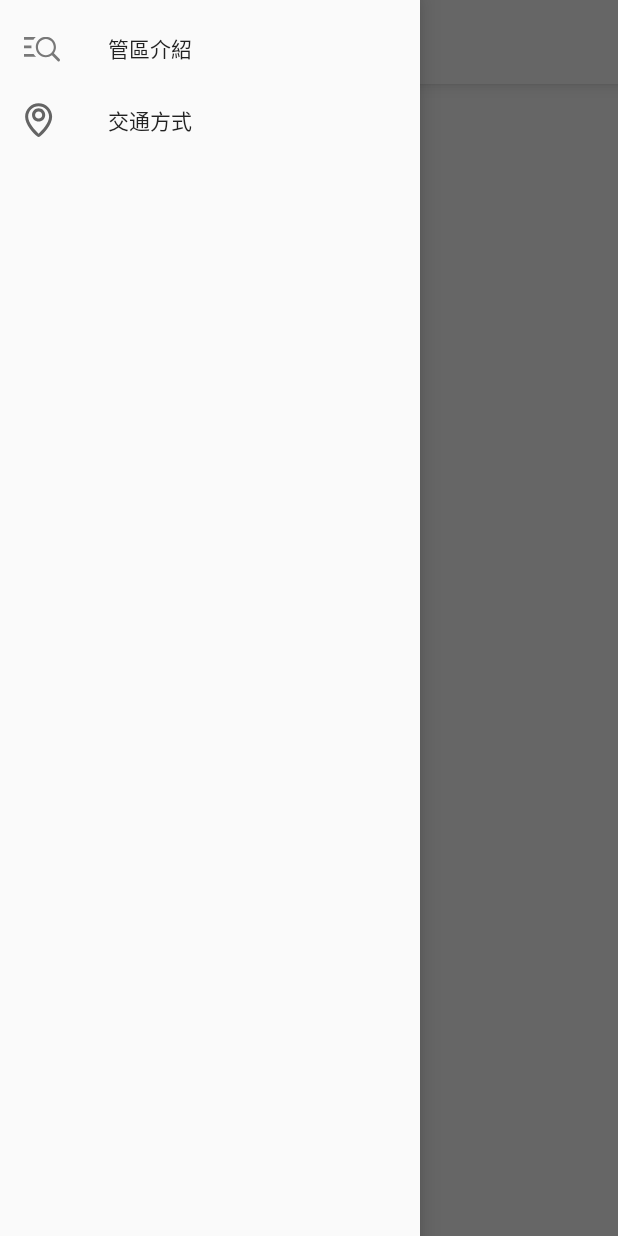
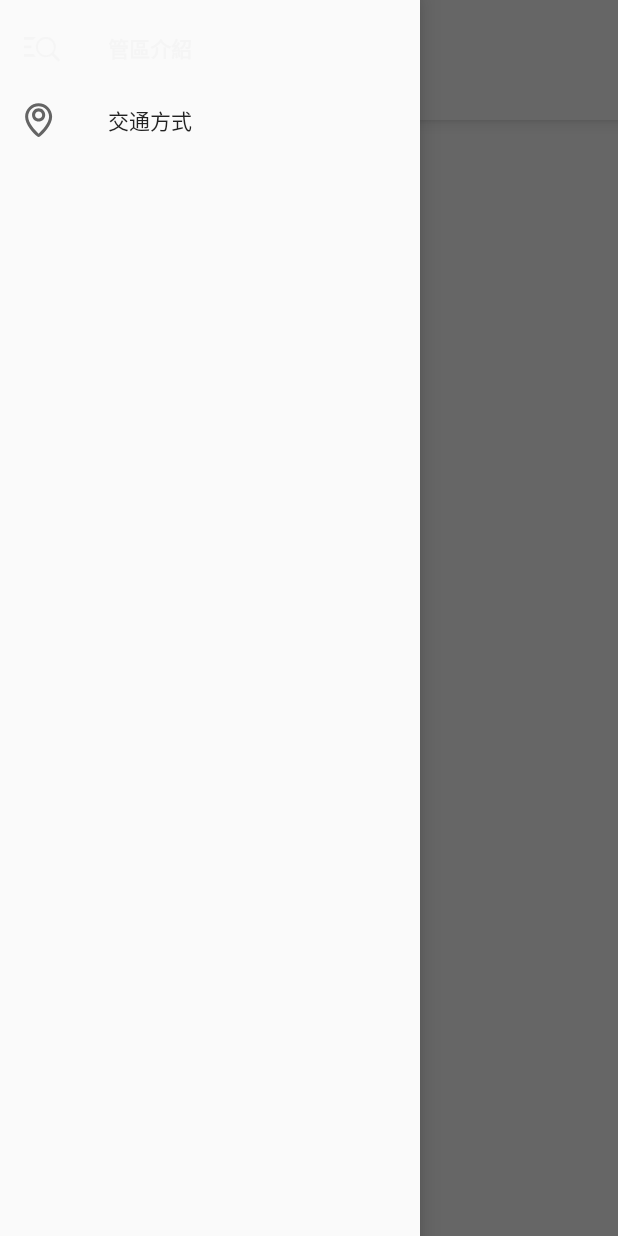
Before and after one commit to joey60504/ExerciseActivity, an Android app: the HomepageActivity screen opened directly, with no data from a screen before it, with the side drawer open, on a phone screen of 412 x 824 dp. Run offline under Robolectric (Android 15) with nearby library versions, the phone set to English and light mode, and no system bars; our stand-ins replace Dagger/Hilt's generated code, navigation-ui; pictures from the network do not load.

Commit message:
側拉選單初步OK

```diff
--- /dev/null
+++ b/app/src/main/java/com/example/exerciseactivity/di/Extensions.kt
@@ -0,0 +1,15 @@
+package com.example.exerciseactivity.di
+
+import android.view.LayoutInflater
+import android.view.View
+import android.view.ViewGroup
+import androidx.fragment.app.Fragment
+import androidx.viewbinding.ViewBinding
+
+
+inline fun <T : ViewBinding> ViewGroup.viewBinding(
+    factory: (LayoutInflater, ViewGroup, Boolean) -> T,
+) = factory(LayoutInflater.from(context), this, false)
+
+fun <T : ViewBinding> Fragment.viewBinding(viewBindingFactory: (View) -> T) =
+    FragmentViewBindingDelegate(this, viewBindingFactory)
--- /dev/null
+++ b/app/src/main/java/com/example/exerciseactivity/di/FragmentViewBindingDelegate.kt
@@ -0,0 +1,53 @@
+package com.example.exerciseactivity.di
+
+import android.view.View
+import androidx.fragment.app.Fragment
+import androidx.lifecycle.DefaultLifecycleObserver
+import androidx.lifecycle.Lifecycle
+import androidx.lifecycle.LifecycleOwner
+import androidx.lifecycle.Observer
+import androidx.viewbinding.ViewBinding
+import kotlin.properties.ReadOnlyProperty
+import kotlin.reflect.KProperty
+
+class FragmentViewBindingDelegate<T : ViewBinding>(
+    val fragment: Fragment,
+    val viewBindingFactory: (View) -> T
+) : ReadOnlyProperty<Fragment, T> {
+    private var binding: T? = null
+
+    init {
+        fragment.lifecycle.addObserver(object : DefaultLifecycleObserver {
+            val viewLifecycleOwnerLiveDataObserver =
+                Observer<LifecycleOwner?> {
+                    val viewLifecycleOwner = it ?: return@Observer
+
+                    viewLifecycleOwner.lifecycle.addObserver(object : DefaultLifecycleObserver {
+                        override fun onDestroy(owner: LifecycleOwner) {
+                            binding = null
+                        }
+                    })
+                }
+
+            override fun onCreate(owner: LifecycleOwner) {
+                fragment.viewLifecycleOwnerLiveData.observeForever(
+                    viewLifecycleOwnerLiveDataObserver
+                )
+            }
+
+            override fun onDestroy(owner: LifecycleOwner) {
+                fragment.viewLifecycleOwnerLiveData.removeObserver(
+                    viewLifecycleOwnerLiveDataObserver
+                )
+            }
+        })
+    }
+
+    override fun getValue(thisRef: Fragment, property: KProperty<*>): T =
+        binding ?: viewBindingFactory(thisRef.requireView()).also {
+            val lifecycle = fragment.viewLifecycleOwner.lifecycle
+            if (lifecycle.currentState.isAtLeast(Lifecycle.State.INITIALIZED)) {
+                this.binding = it
+            }
+        }
+}
--- /dev/null
+++ b/app/src/main/java/com/example/exerciseactivity/ui/BaseFragment.kt
@@ -0,0 +1,6 @@
+package com.example.exerciseactivity.ui
+
+import androidx.annotation.LayoutRes
+import dagger.android.support.DaggerFragment
+
+abstract class BaseFragment(@LayoutRes contentLayoutId: Int) : DaggerFragment(contentLayoutId)
--- a/app/src/main/java/com/example/exerciseactivity/ui/homepage/HomepageActivity.kt
+++ b/app/src/main/java/com/example/exerciseactivity/ui/homepage/HomepageActivity.kt
@@ -1,48 +1,44 @@
 package com.example.exerciseactivity.ui.homepage
 
 import android.annotation.SuppressLint
-import android.content.Intent
 import android.os.Bundle
 import android.view.View
+import android.view.ViewGroup
 import androidx.activity.enableEdgeToEdge
-import androidx.activity.viewModels
-import androidx.core.os.bundleOf
 import androidx.core.view.GravityCompat
 import androidx.core.view.ViewCompat
 import androidx.core.view.WindowCompat
 import androidx.core.view.WindowInsetsCompat
 import androidx.core.view.WindowInsetsControllerCompat
-import androidx.fragment.app.FragmentManager
-import androidx.fragment.app.FragmentTransaction
-import androidx.recyclerview.widget.LinearLayoutManager
+import androidx.navigation.fragment.NavHostFragment
+import androidx.navigation.ui.AppBarConfiguration
+import androidx.navigation.ui.NavigationUI
+import com.example.exerciseactivity.R
 import com.example.exerciseactivity.databinding.ActivityHomepageBinding
-import com.example.exerciseactivity.di.withFactory
 import com.example.exerciseactivity.ui.BaseActivity
-import com.example.exerciseactivity.ui.parkdetail.ParkDetailActivity
-import javax.inject.Inject
 import kotlin.math.max
 
 class HomepageActivity : BaseActivity<ActivityHomepageBinding>() {
     override fun getViewBinding(): ActivityHomepageBinding {
         return ActivityHomepageBinding.inflate(layoutInflater)
     }
-
-    @Inject
-    lateinit var viewModelFactory: HomepageViewModel.Factory
-    private val viewModel: HomepageViewModel by viewModels {
-        withFactory(
-            viewModelFactory, intent.extras
-        )
-    }
+    private lateinit var appBarConfiguration: AppBarConfiguration
 
     override fun onCreate(savedInstanceState: Bundle?) {
         enableEdgeToEdge()
         super.onCreate(savedInstanceState)
+        setUpNavController()
         setUpStatusBarDisplay()
         setUpListener()
-        setUpViewModelObserve()
     }
 
+    private fun setUpNavController() {
+        val navHostFragment =
+            supportFragmentManager.findFragmentById(R.id.layout_container) as NavHostFragment
+        val navController = navHostFragment.navController
+        appBarConfiguration = AppBarConfiguration(navController.graph, binding.drawerLayout)
+        NavigationUI.setupWithNavController(binding.navigationView, navController)
+    }
 
     @SuppressLint("SetTextI18n")
     private fun setUpStatusBarDisplay() {
@@ -58,6 +54,12 @@ class HomepageActivity : BaseActivity<ActivityHomepageBinding>() {
                 systemBars.right,
                 max(ime.bottom, systemBars.bottom)
             )
+            val statusHeight = getStatusBarHeight()
+            binding.layoutConstraintlayout.layoutParams =
+                (binding.layoutConstraintlayout.layoutParams as ViewGroup.MarginLayoutParams).apply {
+                    setMargins(0, statusHeight, 0, 0)
+                }
+
             insets
         }
         WindowInsetsControllerCompat(window, window.decorView).isAppearanceLightStatusBars = true
@@ -68,46 +70,4 @@ class HomepageActivity : BaseActivity<ActivityHomepageBinding>() {
             binding.drawerLayout.openDrawer(GravityCompat.START)
         }
     }
-
-    private fun setUpViewModelObserve() {
-        viewModel.showLoading.observe(this) {
-            if (it) {
-                binding.layoutParkLoading.visibility = View.VISIBLE
-                binding.recyclerPark.visibility = View.GONE
-            } else {
-                binding.layoutParkLoading.visibility = View.GONE
-                binding.recyclerPark.visibility = View.VISIBLE
-            }
-        }
-
-        viewModel.displayPark.observe(this) {
-            val parkAdapter = HomepageParkAdapter(
-                it,
-                onParkClick = { park ->
-                    viewModel.onParkClick(park)
-                }
-            )
-            binding.recyclerPark.apply {
-                this.layoutManager = LinearLayoutManager(this@HomepageActivity)
-                setHasFixedSize(true)
-                this.adapter = parkAdapter
-            }
-        }
-
-        viewModel.navigationToParkDetail.observe(this) {
-            startActivity(Intent(this@HomepageActivity, ParkDetailActivity::class.java).apply {
-                putExtras(
-                    bundleOf(
-                        "Park" to it
-                    )
-                )
-            })
-        }
-    }
 }
-
-inline fun FragmentManager.inTransaction(action: FragmentTransaction.() -> Unit) {
-    beginTransaction().apply {
-        action()
-    }.commit()
-}
--- /dev/null
+++ b/app/src/main/java/com/example/exerciseactivity/ui/homepage/HomepageParkFragment.kt
@@ -0,0 +1,69 @@
+package com.example.exerciseactivity.ui.homepage
+
+import android.content.Intent
+import android.os.Bundle
+import android.view.View
+import androidx.core.os.bundleOf
+import androidx.fragment.app.activityViewModels
+import androidx.recyclerview.widget.LinearLayoutManager
+import com.example.exerciseactivity.R
+import com.example.exerciseactivity.databinding.FragmentParkBinding
+import com.example.exerciseactivity.di.viewBinding
+import com.example.exerciseactivity.di.withFactory
+import com.example.exerciseactivity.ui.BaseFragment
+import com.example.exerciseactivity.ui.parkdetail.ParkDetailActivity
+import javax.inject.Inject
+
+class HomepageParkFragment : BaseFragment(R.layout.fragment_park) {
+    @Inject
+    lateinit var viewModelFactory: HomepageViewModel.Factory
+    private val viewModel: HomepageViewModel by activityViewModels {
+        withFactory(
+            viewModelFactory
+        )
+    }
+    private val binding by viewBinding(FragmentParkBinding::bind)
+
+
+    override fun onViewCreated(view: View, savedInstanceState: Bundle?) {
+        super.onViewCreated(view, savedInstanceState)
+        viewModel.init()
+        setUpViewModelObserve()
+    }
+
+    private fun setUpViewModelObserve() {
+        viewModel.showLoading.observe(viewLifecycleOwner) {
+            if (it) {
+                binding.layoutParkLoading.root.visibility = View.VISIBLE
+                binding.recyclerPark.visibility = View.GONE
+            } else {
+                binding.layoutParkLoading.root.visibility = View.GONE
+                binding.recyclerPark.visibility = View.VISIBLE
+            }
+        }
+
+        viewModel.displayPark.observe(viewLifecycleOwner) {
+            val parkAdapter = HomepageParkAdapter(
+                it,
+                onParkClick = { park ->
+                    viewModel.onParkClick(park)
+                }
+            )
+            binding.recyclerPark.apply {
+                this.layoutManager = LinearLayoutManager(requireContext())
+                setHasFixedSize(true)
+                this.adapter = parkAdapter
+            }
+        }
+
+        viewModel.navigationToParkDetail.observe(viewLifecycleOwner) {
+            startActivity(Intent(requireContext(), ParkDetailActivity::class.java).apply {
+                putExtras(
+                    bundleOf(
+                        "Park" to it
+                    )
+                )
+            })
+        }
+    }
+}
--- a/app/src/main/java/com/example/exerciseactivity/ui/homepage/HomepageViewModel.kt
+++ b/app/src/main/java/com/example/exerciseactivity/ui/homepage/HomepageViewModel.kt
@@ -33,10 +33,17 @@ class HomepageViewModel @Inject constructor(
     private val _displayPark = LiveEvent<List<Park>>()
     val displayPark: LiveData<List<Park>> = _displayPark
 
+    private val _displayTransport = LiveEvent<String>()
+    val displayTransport: LiveData<String> = _displayTransport
+
     private val _navigationToParkDetail = LiveEvent<Park>()
     val navigationToParkDetail: LiveData<Park> = _navigationToParkDetail
 
-    init {
+    private var parkList: List<Park>? = null
+
+    fun init() {
+        _showLoading.postValue(true)
+        if (parkList.isNullOrEmpty()) {
             viewModelScope.launch {
                 getParkDataUseCase()
                     .onStart {
@@ -45,9 +52,18 @@ class HomepageViewModel @Inject constructor(
                     .onCompletion {
                         _showLoading.postValue(false)
                     }.collect { parkResult ->
+                        parkList = parkResult.parks
                         _displayPark.postValue(parkResult.parks)
                     }
             }
+        } else {
+            _displayPark.postValue(parkList ?: listOf())
+            _showLoading.postValue(false)
+        }
+    }
+
+    fun initTransport() {
+        _displayTransport.postValue("https://www.zoo.gov.taipei/News_Content.aspx?n=9F0E68F3EC5B5751&sms=F3B2EF982C0582B3&s=01BD7568D718DAED")
     }
 
     fun onParkClick(park: Park) {
--- a/app/src/main/res/layout/activity_homepage.xml
+++ b/app/src/main/res/layout/activity_homepage.xml
@@ -7,6 +7,7 @@
     android:background="@color/white">
 
     <androidx.constraintlayout.widget.ConstraintLayout
+        android:id="@+id/layout_constraintlayout"
         android:layout_width="match_parent"
         android:layout_height="match_parent">
 
@@ -17,38 +18,20 @@
             app:layout_constraintStart_toStartOf="parent"
             app:layout_constraintTop_toTopOf="parent" />
 
-        <LinearLayout
+        <androidx.fragment.app.FragmentContainerView
+            android:id="@+id/layout_container"
+            android:name="androidx.navigation.fragment.NavHostFragment"
             android:layout_width="match_parent"
-            android:layout_height="wrap_content"
-            android:orientation="vertical"
+            android:layout_height="match_parent"
+            app:defaultNavHost="true"
             app:layout_constraintEnd_toEndOf="parent"
             app:layout_constraintStart_toStartOf="parent"
-            app:layout_constraintTop_toTopOf="parent">
-
-            <View
-                android:layout_width="match_parent"
-                android:layout_height="?actionBarSize" />
-
-            <androidx.recyclerview.widget.RecyclerView
-                android:id="@+id/recycler_park"
-                android:layout_width="match_parent"
-                android:layout_height="wrap_content" />
-        </LinearLayout>
-
-        <LinearLayout
-            android:id="@+id/layout_park_loading"
-            android:layout_width="match_parent"
-            android:layout_height="match_parent"
-            android:orientation="vertical"
-            app:layout_constraintEnd_toEndOf="parent"
-            app:layout_constraintStart_toStartOf="parent"
-            app:layout_constraintTop_toTopOf="parent">
+            app:layout_constraintTop_toTopOf="parent"
+            app:navGraph="@navigation/nav_graph" />
 
 
-            <include layout="@layout/uc_list_loading" />
-        </LinearLayout>
+    </androidx.constraintlayout.widget.ConstraintLayout>
 
-    </androidx.constraintlayout.widget.ConstraintLayout>
 
     <!-- 側邊選單 -->
     <com.google.android.material.navigation.NavigationView
--- a/app/src/main/res/menu/nav_menu.xml
+++ b/app/src/main/res/menu/nav_menu.xml
@@ -1,10 +1,10 @@
 <menu xmlns:android="http://schemas.android.com/apk/res/android">
     <item
-        android:id="@+id/nav_home"
+        android:id="@+id/homepageParkFragment"
         android:title="@string/menu_park_intro"
         android:icon="@drawable/ic_find"/>
     <item
-        android:id="@+id/nav_transport"
+        android:id="@+id/homepageTransportFragment"
         android:title="@string/menu_transportation"
         android:icon="@drawable/ic_pin"/>
 </menu>
--- /dev/null
+++ b/app/src/main/res/navigation/nav_graph.xml
@@ -0,0 +1,16 @@
+<?xml version="1.0" encoding="utf-8"?>
+<navigation xmlns:android="http://schemas.android.com/apk/res/android"
+    xmlns:app="http://schemas.android.com/apk/res-auto"
+    android:id="@+id/nav_graph"
+    app:startDestination="@id/homepageParkFragment">
+
+    <fragment
+        android:id="@+id/homepageParkFragment"
+        android:name="com.example.exerciseactivity.ui.homepage.HomepageParkFragment"
+        android:label="Homepage Park" />
+
+    <fragment
+        android:id="@+id/homepageTransportFragment"
+        android:name="com.example.exerciseactivity.ui.homepage.HomepageTransportFragment"
+        android:label="Transport Fragment" />
+</navigation>
--- a/gradle/libs.versions.toml
+++ b/gradle/libs.versions.toml
@@ -10,6 +10,8 @@ material = "1.12.0"
 activity = "1.10.0"
 constraintlayout = "2.2.0"
 pagingKtx = "3.3.6"
+navigationFragmentKtx = "2.9.0"
+navigationUiKtx = "2.9.0"
 
 [libraries]
 androidx-paging-runtime-ktx = { module = "androidx.paging:paging-runtime-ktx", version.ref = "pagingKtx" }
@@ -21,6 +23,8 @@ androidx-appcompat = { group = "androidx.appcompat", name = "appcompat", version
 material = { group = "com.google.android.material", name = "material", version.ref = "material" }
 androidx-activity = { group = "androidx.activity", name = "activity", version.ref = "activity" }
 androidx-constraintlayout = { group = "androidx.constraintlayout", name = "constraintlayout", version.ref = "constraintlayout" }
+androidx-navigation-fragment-ktx = { group = "androidx.navigation", name = "navigation-fragment-ktx", version.ref = "navigationFragmentKtx" }
+androidx-navigation-ui-ktx = { group = "androidx.navigation", name = "navigation-ui-ktx", version.ref = "navigationUiKtx" }
 
 
 [plugins]
```
Also changed, not shown: app/build.gradle.kts (+6 -3 lines), app/src/main/java/com/example/exerciseactivity/di/FragmentScoped.kt (added, +8 -0 lines), app/src/main/java/com/example/exerciseactivity/ui/homepage/HomepageModule.kt (+9 -0 lines), app/src/main/java/com/example/exerciseactivity/ui/homepage/HomepageTransportFragment.kt (added, +35 -0 lines), app/src/main/res/layout/fragment_park.xml (added, +33 -0 lines), app/src/main/res/layout/fragment_transport.xml (added, +16 -0 lines). Lines whose indentation alone changed are shown as unchanged.
